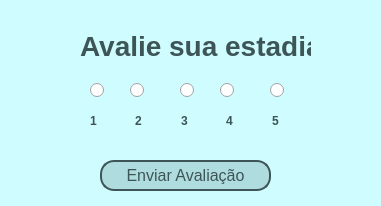
Qt form clientes/telaavaliacao.ui (ViniiGabriel/hotelQT) before a commit.
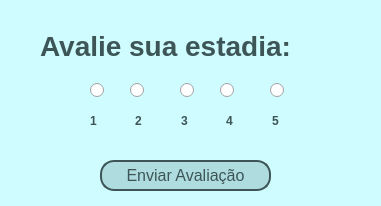
The same form after that commit. Icons and pictures are not drawn.

The edit to the form file:
```diff
--- a/clientes/telaavaliacao.ui
+++ b/clientes/telaavaliacao.ui
@@ -47,9 +47,9 @@
   <widget class="QLabel" name="label_2">
    <property name="geometry">
     <rect>
-     <x>80</x>
+     <x>40</x>
      <y>20</y>
-     <width>231</width>
+     <width>301</width>
      <height>51</height>
     </rect>
    </property>
```
